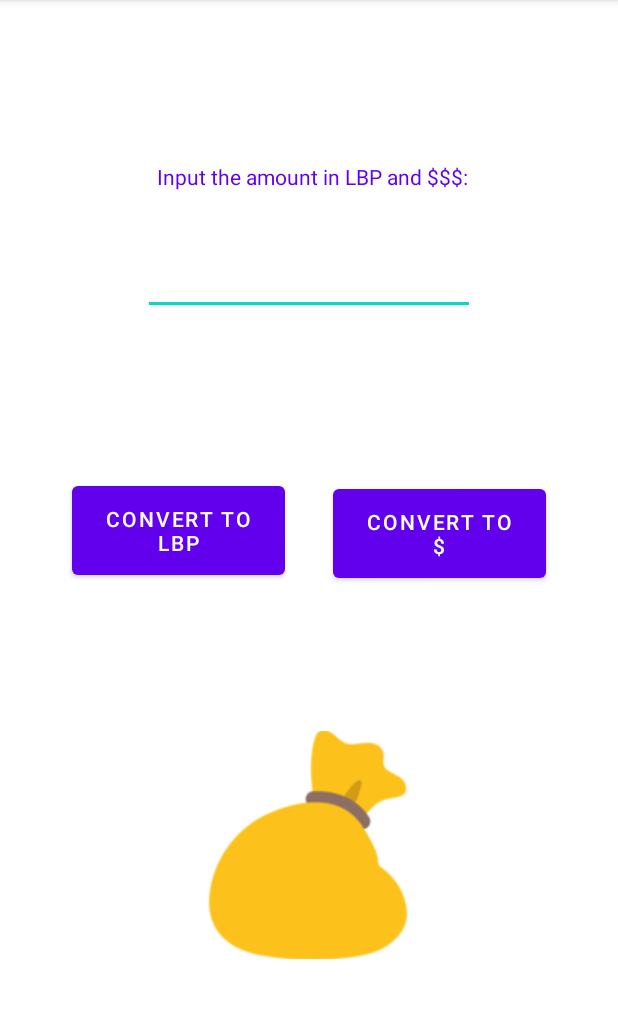
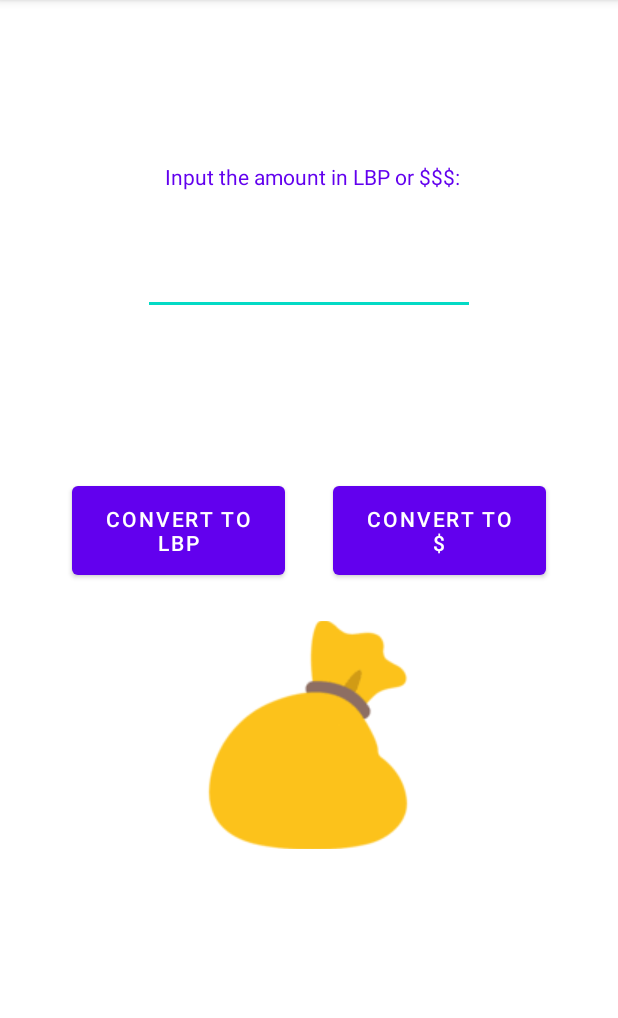
Before and after one commit to larissa-abboud/currency_converter_assignment1, an Android app: the screen it shows after launch (MainActivity), on a phone screen of 412 x 824 dp, the part 84-1102 px from its top. Run offline under Robolectric (Android 15) with nearby library versions, the phone set to English and light mode, and no system bars.

Commit message:
fixed layout and JAVA  code

```diff
--- a/csc498_assignment1_currency_converter/app/src/main/java/com/lausp/csc498_assignment1_currency_converter/MainActivity.java
+++ b/csc498_assignment1_currency_converter/app/src/main/java/com/lausp/csc498_assignment1_currency_converter/MainActivity.java
@@ -76,7 +76,7 @@ public class MainActivity extends AppCompatActivity {
             int amount = Integer.parseInt(addAmount.getText().toString());
             results = amount * 22000;
             String m = (String.valueOf(results)) + " LBP";
-            money_bag.animate().alpha(0).setDuration(50);
+            money_bag.animate().alpha(0).setDuration(25);
 
 
             result.setText(m);
@@ -102,7 +102,7 @@ public class MainActivity extends AppCompatActivity {
             double amount = Double.parseDouble(addAmount.getText().toString());
             results = ((amount) / 22000);
             String m1 = (String.format("%.2f", results)) + " USD";
-            money_bag.animate().alpha(0).setDuration(50);
+            money_bag.animate().alpha(0).setDuration(25);
             result.setText(m1);
             addAmount.setText("");
             Toast.makeText(getApplicationContext(), "successfully converted to $$", Toast.LENGTH_SHORT).show();
--- a/csc498_assignment1_currency_converter/app/src/main/res/layout/activity_main.xml
+++ b/csc498_assignment1_currency_converter/app/src/main/res/layout/activity_main.xml
@@ -58,15 +58,13 @@
         android:id="@+id/result"
         android:layout_width="207dp"
         android:layout_height="42dp"
-        android:layout_marginStart="109dp"
-        android:layout_marginTop="140dp"
+        android:layout_marginStart="200dp"
         android:layout_marginEnd="95dp"
         app:layout_constraintBottom_toBottomOf="parent"
         app:layout_constraintEnd_toEndOf="parent"
-        app:layout_constraintHorizontal_bias="0.0"
         app:layout_constraintStart_toStartOf="parent"
         app:layout_constraintTop_toBottomOf="@+id/button2"
-        app:layout_constraintVertical_bias="0.0" />
+        app:layout_constraintVertical_bias="0.343" />
 
     <TextView
         android:id="@+id/textView"
@@ -76,7 +74,7 @@
         android:layout_marginTop="108dp"
         android:layout_marginEnd="148dp"
         android:layout_marginBottom="25dp"
-        android:text="Input the amount in LBP and $$$:"
+        android:text="Input the amount in LBP or $$$:"
         android:textColor="@color/purple_500"
         app:layout_constraintBottom_toTopOf="@+id/first"
         app:layout_constraintEnd_toEndOf="parent"
@@ -87,14 +85,13 @@
         android:id="@+id/moneyBag"
         android:layout_width="156dp"
         android:layout_height="152dp"
-        android:layout_marginTop="76dp"
         android:alpha="1"
         app:layout_constraintBottom_toBottomOf="parent"
         app:layout_constraintEnd_toEndOf="parent"
         app:layout_constraintHorizontal_bias="0.498"
         app:layout_constraintStart_toStartOf="parent"
         app:layout_constraintTop_toBottomOf="@+id/button3"
-        app:layout_constraintVertical_bias="0.133"
+        app:layout_constraintVertical_bias="0.109"
         app:srcCompat="@drawable/money_b" />
 
 </androidx.constraintlayout.widget.ConstraintLayout>
```
